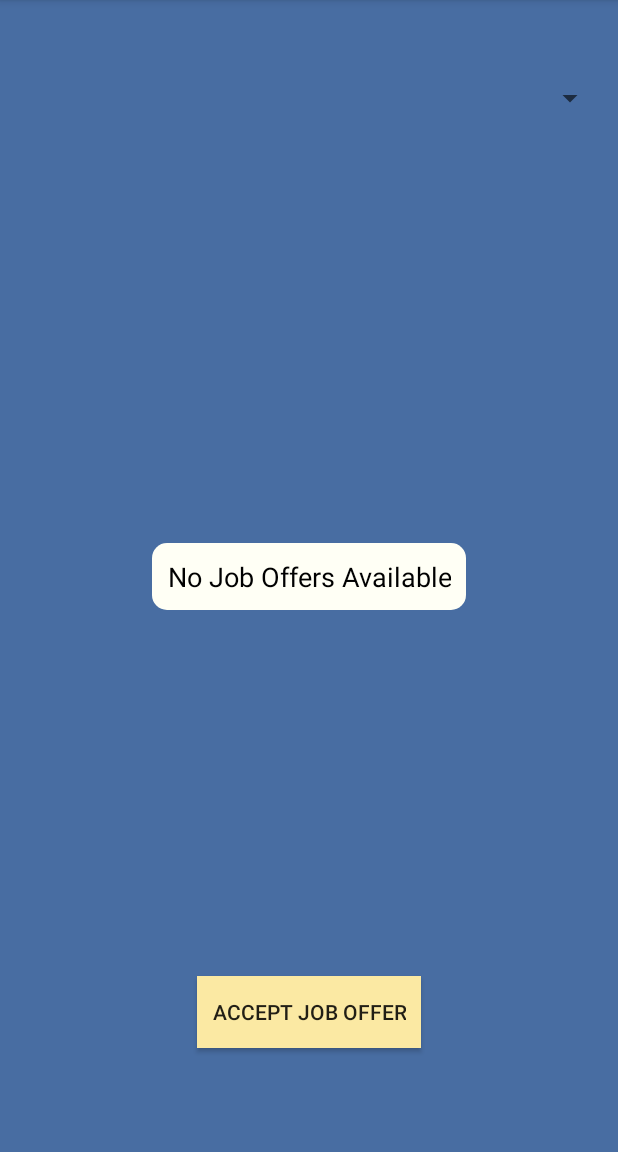
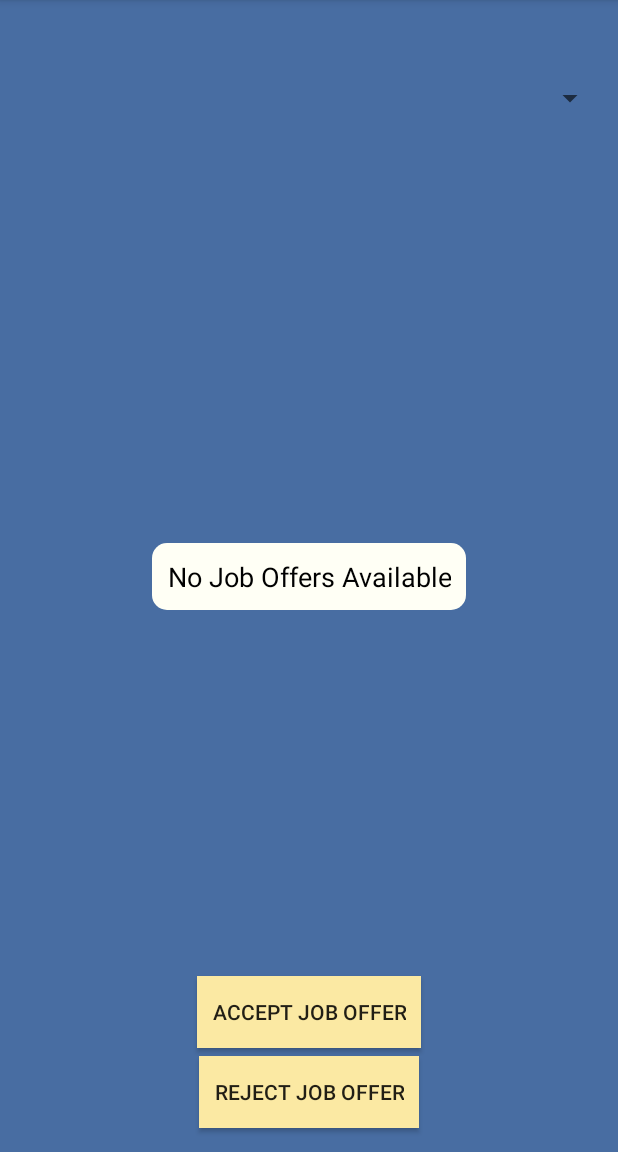
Before and after one commit to CamiloGarciaLaRotta/Group10, an Android app: the BrowseApplications screen opened directly, with no data from a screen before it, on a phone screen of 412 x 824 dp, the part 84-1236 px from its top. Run offline under Robolectric (Android 15) with nearby library versions, the phone set to English and light mode, and no system bars; 3 statements that could not run were skipped.

Commit message:
fixed eval crash if not logged in, added reject button to browsing applications

```diff
--- a/APP/Mobile/MOBILE/app/src/main/java/ca/mcgill/ecse321/group10/tamas/BrowseEvals.java
+++ b/APP/Mobile/MOBILE/app/src/main/java/ca/mcgill/ecse321/group10/tamas/BrowseEvals.java
@@ -65,6 +65,12 @@ public class BrowseEvals extends AppCompatActivity {
             String appStudent = application.getStudent().getUsername();
             String curStudent = student.getUsername();
 
+            if (curStudent == null){
+                TextView errors = (TextView) findViewById(R.id.evalErrors);
+                errors.setText("Please Login first");
+                return;
+            }
+
             if(application.isOfferAccepted() && appStudent.equals(curStudent)){
                 Job job = application.getJobs();
                 job.addApplicationAt(application,0);
--- a/APP/Mobile/MOBILE/app/src/main/res/layout/activity_browse_applications.xml
+++ b/APP/Mobile/MOBILE/app/src/main/res/layout/activity_browse_applications.xml
@@ -61,6 +61,22 @@
         android:layout_marginBottom="69dp"
         app:layout_constraintLeft_toLeftOf="parent" />
 
+    <Button
+        android:id="@+id/RejectOffer"
+        android:padding="10dp"
+        android:onClick="rejectOfferClicked"
+        android:background="@color/buttonBackground"
+        android:layout_width="wrap_content"
+        android:layout_height="wrap_content"
+        android:text="Reject Job Offer"
+        tools:layout_constraintRight_creator="1"
+        tools:layout_constraintBottom_creator="1"
+        app:layout_constraintBottom_toBottomOf="parent"
+        app:layout_constraintRight_toRightOf="parent"
+        tools:layout_constraintLeft_creator="1"
+        android:layout_marginBottom="16dp"
+        app:layout_constraintLeft_toLeftOf="parent" />
+
     <TextView
         android:id="@+id/errorView"
         android:layout_width="wrap_content"
```
Also changed, not shown: APP/Mobile/MOBILE/app/src/main/java/ca/mcgill/ecse321/group10/tamas/BrowseApplications.java (+31 -0 lines), APP/Mobile/MOBILE/app/src/main/res/layout/activity_browse_evals.xml (+12 -0 lines).
